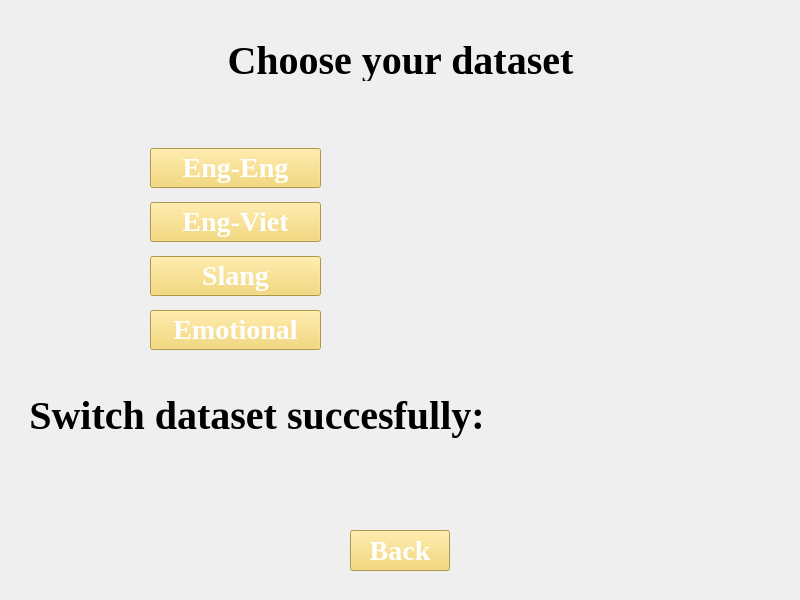
Before: the Qt Designer form Test163/Dictionary/switchdataset.ui in khanhlove01/CS163-Final-Project, drawn with Qt 5.
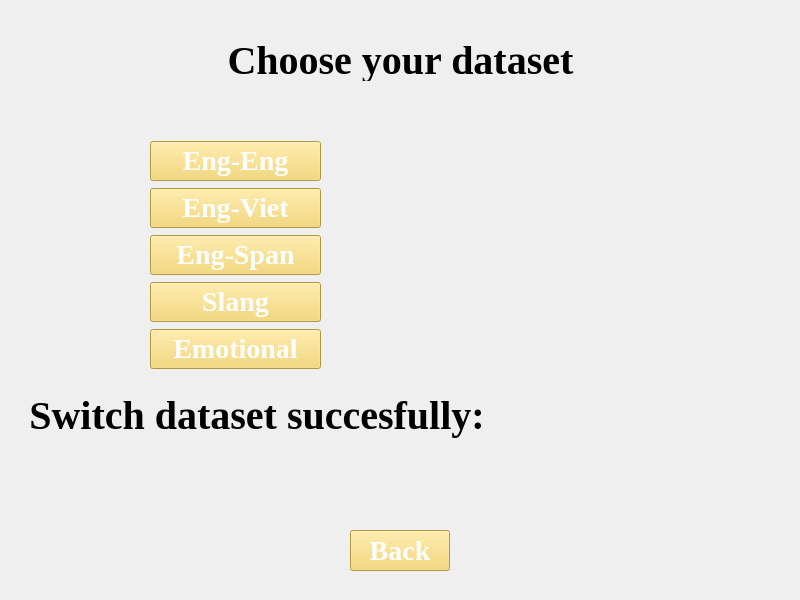
After: the same form once the commit is applied. Icons and pictures are not drawn.

```diff
--- a/Test163/Dictionary/switchdataset.ui
+++ b/Test163/Dictionary/switchdataset.ui
@@ -140,20 +140,15 @@
     </item>
    </layout>
   </widget>
-  <widget class="QWidget" name="layoutWidget">
+  <widget class="QWidget" name="">
    <property name="geometry">
     <rect>
      <x>150</x>
      <y>140</y>
      <width>171</width>
-     <height>221</height>
+     <height>231</height>
     </rect>
    </property>
-   <property name="font">
-    <font>
-     <family>Times New Roman</family>
-    </font>
-   </property>
    <layout class="QVBoxLayout" name="verticalLayout">
     <item>
      <widget class="QPushButton" name="englishButton">
@@ -189,6 +184,23 @@
       </property>
      </widget>
     </item>
+    <item>
+     <widget class="QPushButton" name="eng2spaButton">
+      <property name="font">
+       <font>
+        <family>Times New Roman</family>
+        <pointsize>21</pointsize>
+        <bold>true</bold>
+       </font>
+      </property>
+      <property name="styleSheet">
+       <string notr="true">background-color: #f4d35e; color: white;</string>
+      </property>
+      <property name="text">
+       <string>Eng-Span</string>
+      </property>
+     </widget>
+    </item>
     <item>
      <widget class="QPushButton" name="slangButton">
       <property name="font">
```
